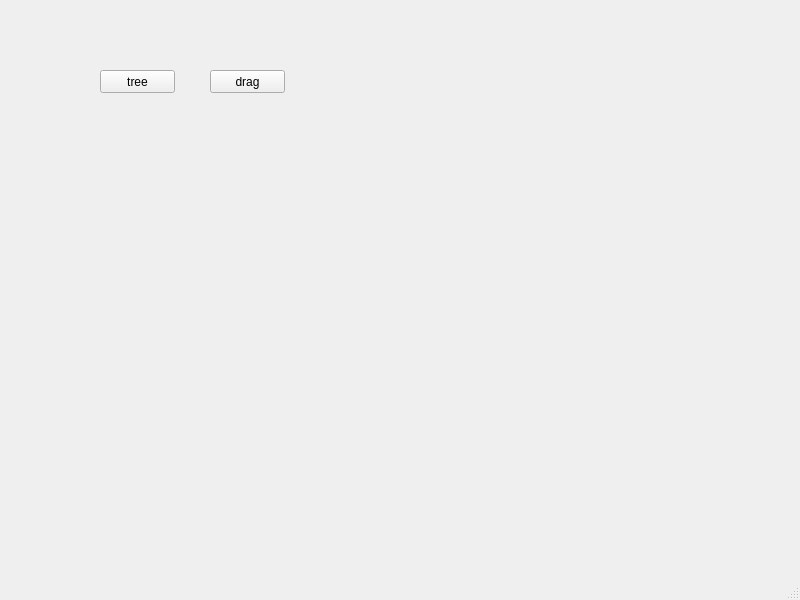
Before: the Qt Designer form KHYControl/mainwindow.ui in yolens11/ly, drawn with Qt 5.
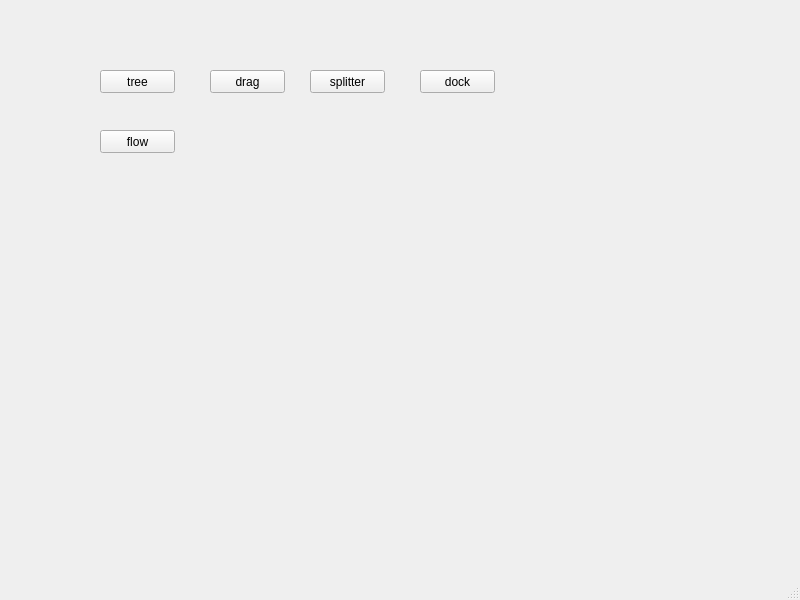
After: the same form once the commit is applied.

Diff of the .ui file:
```diff
--- a/KHYControl/mainwindow.ui
+++ b/KHYControl/mainwindow.ui
@@ -40,6 +40,45 @@
      <string>drag</string>
     </property>
    </widget>
+   <widget class="QPushButton" name="pushButton_splitter">
+    <property name="geometry">
+     <rect>
+      <x>310</x>
+      <y>70</y>
+      <width>75</width>
+      <height>23</height>
+     </rect>
+    </property>
+    <property name="text">
+     <string>splitter</string>
+    </property>
+   </widget>
+   <widget class="QPushButton" name="pushButton_dock">
+    <property name="geometry">
+     <rect>
+      <x>420</x>
+      <y>70</y>
+      <width>75</width>
+      <height>23</height>
+     </rect>
+    </property>
+    <property name="text">
+     <string>dock</string>
+    </property>
+   </widget>
+   <widget class="QPushButton" name="pushButton_flow">
+    <property name="geometry">
+     <rect>
+      <x>100</x>
+      <y>130</y>
+      <width>75</width>
+      <height>23</height>
+     </rect>
+    </property>
+    <property name="text">
+     <string>flow</string>
+    </property>
+   </widget>
   </widget>
   <widget class="QMenuBar" name="menubar">
    <property name="geometry">
```
